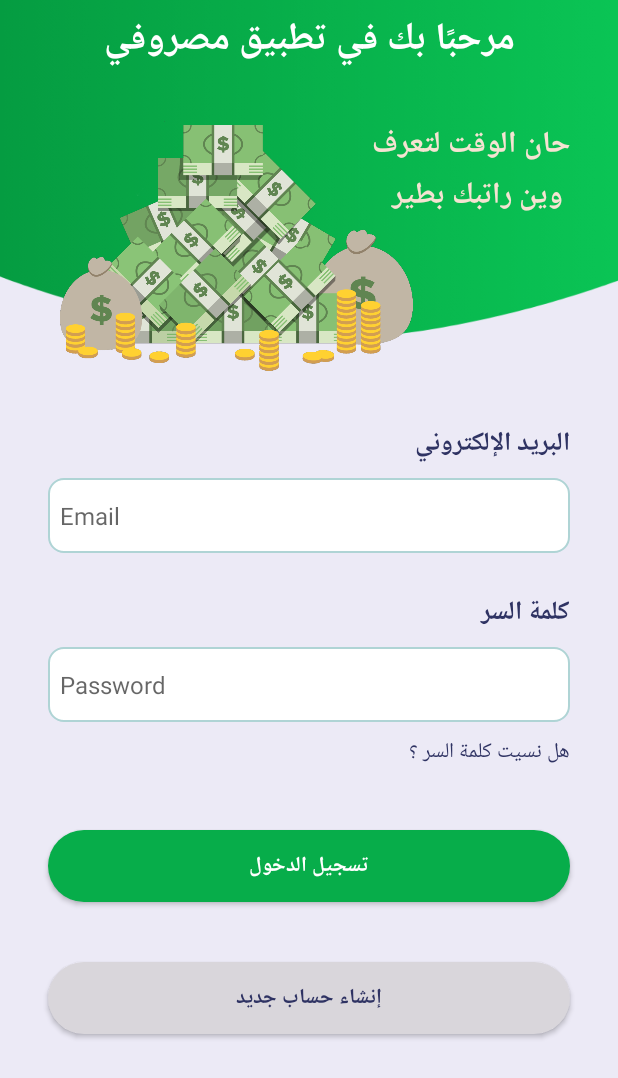
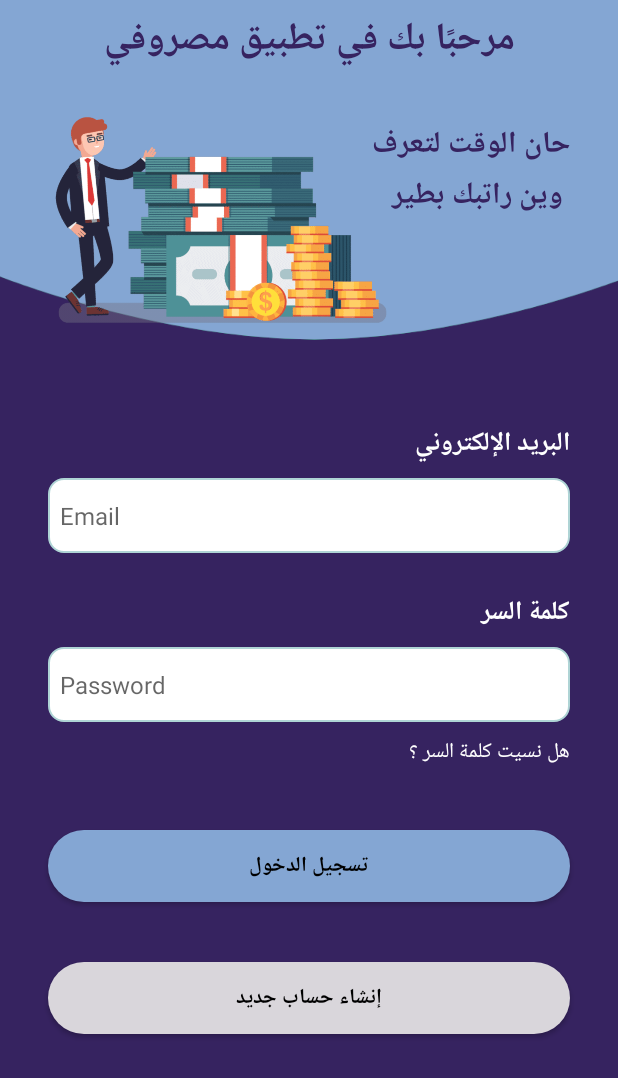
Before and after one commit to Adam-Saleem/Masroofe, an Android app: the screen it shows after launch (LoginActivity), on a phone screen of 412 x 824 dp. Shown: the top 1078 px of the screen. Run offline under Robolectric (Android 15) with nearby library versions, the phone set to English and light mode, and no system bars.

Commit message:
Update photos and colors

```diff
--- a/app/src/main/res/drawable/btn_background.xml
+++ b/app/src/main/res/drawable/btn_background.xml
@@ -3,7 +3,7 @@
 
     <item>
         <shape android:shape="rectangle">
-            <solid android:color="@color/ocean"/>
+            <solid android:color="@color/vista_blue"/>
             <corners android:radius="50dp"/>
         </shape>
     </item>
--- a/app/src/main/res/layout/login_activity.xml
+++ b/app/src/main/res/layout/login_activity.xml
@@ -6,7 +6,7 @@
     android:layout_width="match_parent"
     android:layout_height="match_parent"
     xmlns:tools="http://schemas.android.com/tools"
-    android:background="@color/bright_gray"
+    android:background="@color/jacarta"
     tools:context=".LoginActivity">
 
 
@@ -21,12 +21,13 @@
         app:layout_constraintStart_toStartOf="parent"
         app:srcCompat="@drawable/top_background" />
 
+
     <TextView
         android:id="@+id/titleInLoginActivity"
         android:layout_width="wrap_content"
         android:layout_height="wrap_content"
         android:text="@string/mainTitleInLoginActivity"
-        android:textColor="@color/white"
+        android:textColor="@color/jacarta"
         android:textSize="25sp"
         android:textStyle="bold"
         app:layout_constraintBottom_toBottomOf="@+id/top_background_signup"
@@ -40,33 +41,17 @@
         android:id="@+id/textView"
         android:layout_width="wrap_content"
         android:layout_height="wrap_content"
-        android:layout_marginStart="8dp"
         android:layout_marginTop="8dp"
         android:layout_marginEnd="32dp"
         android:layout_marginBottom="32dp"
         android:text="@string/noteInLoginActivity"
-        android:textColor="@color/champagne"
+        android:textColor="@color/jacarta"
         android:textSize="20sp"
         android:textStyle="bold"
         app:layout_constraintBottom_toTopOf="@+id/linearLayout"
         app:layout_constraintEnd_toEndOf="parent"
-        app:layout_constraintHorizontal_bias="1.0"
-        app:layout_constraintStart_toEndOf="@+id/imgMoney"
         app:layout_constraintTop_toBottomOf="@+id/titleInLoginActivity"
         app:layout_constraintVertical_bias="0.195" />
-
-    <ImageView
-        android:id="@+id/imgMoney"
-        android:layout_width="235dp"
-        android:layout_height="180dp"
-        android:layout_marginTop="84dp"
-        app:layout_constraintBottom_toBottomOf="@+id/top_background_signup"
-        app:layout_constraintEnd_toEndOf="@+id/top_background_signup"
-        app:layout_constraintHorizontal_bias="0.217"
-        app:layout_constraintStart_toStartOf="@+id/top_background_signup"
-        app:layout_constraintTop_toTopOf="@+id/titleInLoginActivity"
-        app:layout_constraintVertical_bias="0.372"
-        app:srcCompat="@drawable/money" />
 
     <LinearLayout
         android:id="@+id/linearLayout"
@@ -88,7 +73,7 @@
             android:layout_marginEnd="32dp"
             android:text="@string/emailTitle"
             android:textAlignment="textStart"
-            android:textColor="@color/head_filed_color"
+            android:textColor="@color/white"
             android:textSize="17sp"
             android:textStyle="bold" />
 
@@ -115,7 +100,7 @@
             android:layout_marginEnd="32dp"
             android:text="@string/passwordTitle"
             android:textAlignment="textStart"
-            android:textColor="@color/head_filed_color"
+            android:textColor="@color/white"
             android:textSize="17sp"
             android:textStyle="bold" />
 
@@ -141,8 +126,9 @@
             android:layout_marginTop="8dp"
             android:layout_marginEnd="32dp"
             android:text="@string/forgetPass"
+
             android:textAlignment="textStart"
-            android:textColor="#2f3363" />
+            android:textColor="@color/white" />
 
         <androidx.appcompat.widget.AppCompatButton
             android:id="@+id/loginBtn"
@@ -153,7 +139,7 @@
             android:layout_marginEnd="32dp"
             android:background="@drawable/btn_background"
             android:text="@string/loginBtnTitle"
-            android:textColor="@color/white"
+            android:textColor="@color/black"
             android:textStyle="bold" />
 
         <androidx.appcompat.widget.AppCompatButton
@@ -165,10 +151,22 @@
             android:layout_marginEnd="32dp"
             android:background="@drawable/btnsignup_background"
             android:text="إنشاء حساب جديد"
-            android:textColor="@color/head_filed_color"
+            android:textColor="@color/black"
             android:textStyle="bold" />
 
 
     </LinearLayout>
 
+    <ImageView
+        android:id="@+id/imageView2"
+        android:layout_width="255dp"
+        android:layout_height="251dp"
+        app:layout_constraintBottom_toTopOf="@+id/linearLayout"
+        app:layout_constraintEnd_toEndOf="parent"
+        app:layout_constraintHorizontal_bias="0.102"
+        app:layout_constraintStart_toStartOf="@+id/top_background_signup"
+        app:layout_constraintTop_toTopOf="parent"
+        app:layout_constraintVertical_bias="1.0"
+        app:srcCompat="@drawable/money" />
+
 </androidx.constraintlayout.widget.ConstraintLayout>
--- a/app/src/main/res/layout/main_activity.xml
+++ b/app/src/main/res/layout/main_activity.xml
@@ -275,7 +275,7 @@
                     android:layout_marginBottom="16dp"
                     android:fontFamily="monospace"
                     android:text="0.0"
-                    android:textColor="@color/ocean"
+                    android:textColor="@color/vista_blue"
                     android:textSize="48sp"
                     app:layout_constraintBottom_toBottomOf="parent"
                     app:layout_constraintEnd_toStartOf="@+id/textView11"
@@ -289,7 +289,7 @@
                     android:layout_height="wrap_content"
                     android:layout_marginEnd="34dp"
                     android:text="مجموع مدخرات الشهر الماضي"
-                    android:textColor="@color/ocean"
+                    android:textColor="@color/vista_blue"
                     android:textSize="20sp"
                     android:textStyle="bold"
                     app:layout_constraintBottom_toBottomOf="parent"
@@ -425,7 +425,7 @@
             android:contentDescription="@string/appbar_scrolling_view_behavior"
             android:foreground="@drawable/add_masroofe"
             android:foregroundTint="@color/jacarta"
-            app:backgroundTint="@color/ocean"
+            app:backgroundTint="@color/vista_blue"
             app:layout_anchor="@id/app_bar">
 
         </com.google.android.material.floatingactionbutton.FloatingActionButton>
--- a/app/src/main/res/layout/splash_activity.xml
+++ b/app/src/main/res/layout/splash_activity.xml
@@ -5,7 +5,7 @@
     xmlns:tools="http://schemas.android.com/tools"
     android:layout_width="match_parent"
     android:layout_height="match_parent"
-    android:background="@color/white"
+    android:background="@color/bright_gray"
     android:orientation="vertical"
     tools:context=".SplashActivity">
 
--- a/app/src/main/res/values/colors.xml
+++ b/app/src/main/res/values/colors.xml
@@ -10,8 +10,8 @@
     <color name="bright_gray">#ECEAF6</color>
     <color name="light_silver">#D9D6DB</color>
     <color name="champagne">#F5E3D2</color>
-    <color name="jacarta">#423250</color>
-    <color name="ocean">#07ad4a</color>
+    <color name="jacarta">#362360</color>
+    <color name="vista_blue">#84A6D3</color>
     <color name="head_filed_color">#2F3363</color>
     <color name="place_holder_color">#a2a4b5</color>
 
```
Also changed, not shown: app/src/main/res/layout/signup_activity.xml (+8 -8 lines), app/src/main/res/drawable/money.png, app/src/main/res/drawable/top_background.png.
